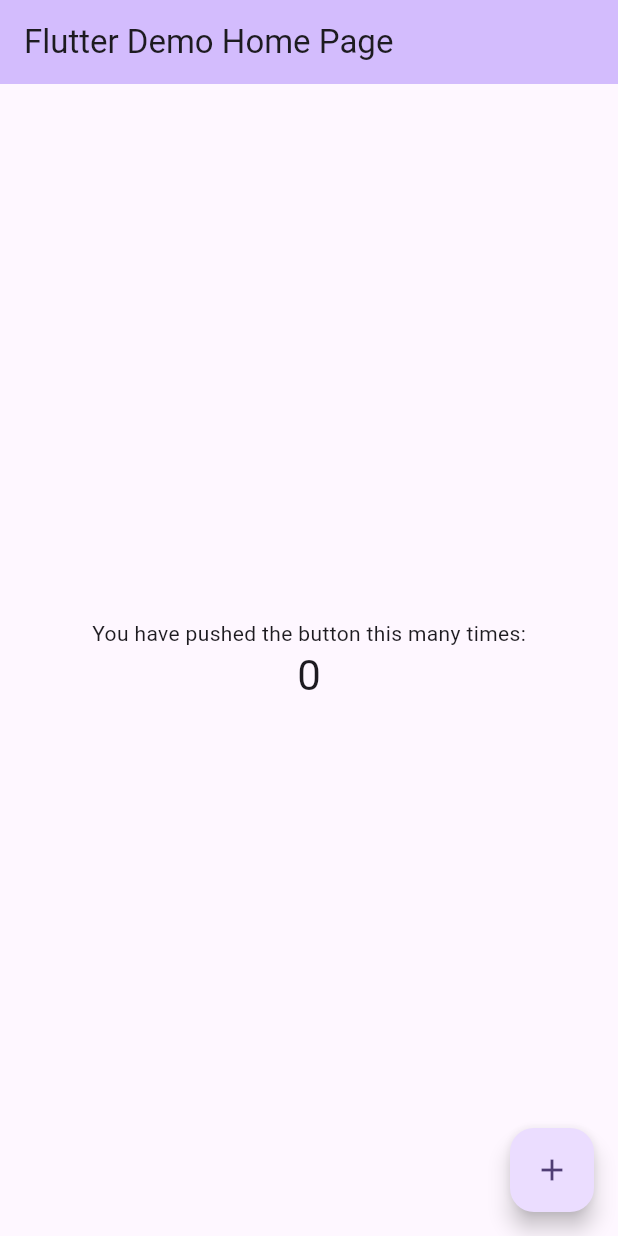
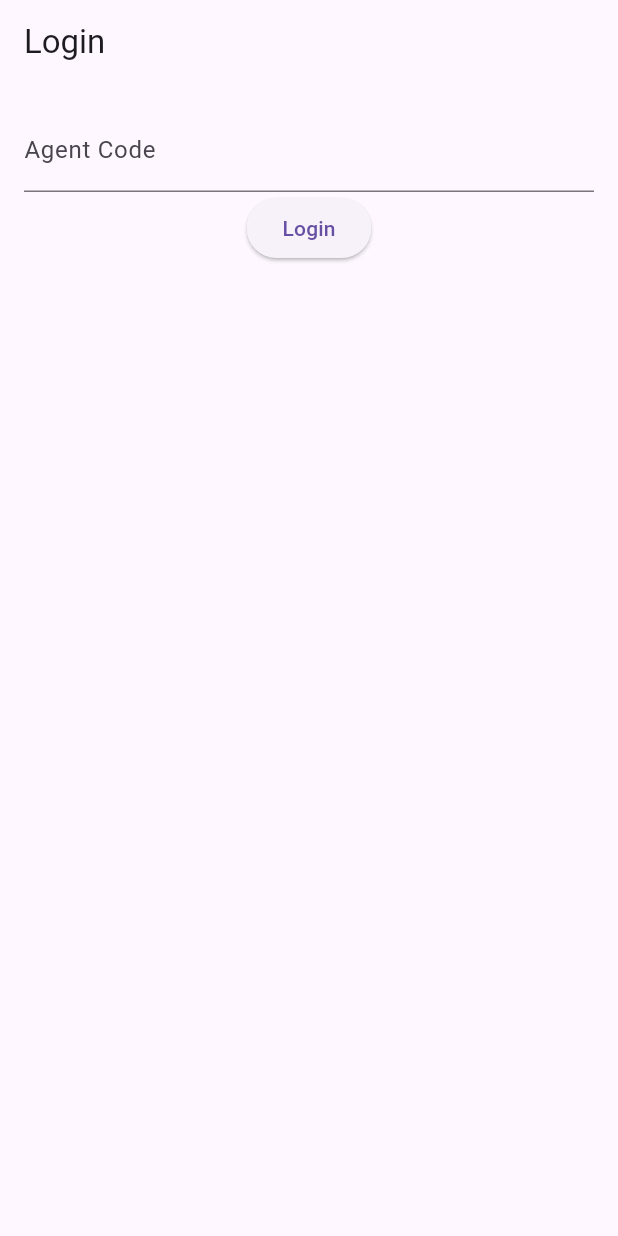
Before and after one commit to AndreiP256/SalesMan-App, a Flutter app: the screen it shows after launch, on a phone screen of 412 x 824 dp. Run offline on Flutter 3.47's test engine with Material 3 defaults, Android fonts, the phone set to English and light mode, and no system bars.

Commit message:
Got Started On Mobile App

```diff
--- /dev/null
+++ b/mobile/lib/controllers/agent_controller.dart
@@ -0,0 +1,9 @@
+// lib/controllers/agent_controller.dart
+
+class AgentController {
+  bool isValidAgentCode(String code) {
+    // For now, let's just check if the code is not empty.
+    // In a real app, you would likely check this code against a database or an API.
+    return code.isNotEmpty;
+  }
+}
--- a/mobile/lib/main.dart
+++ b/mobile/lib/main.dart
@@ -1,125 +1,21 @@
+// lib/main.dart
+
 import 'package:flutter/material.dart';
+import 'views/login_view.dart';
 
 void main() {
-  runApp(const MyApp());
+  runApp(ClientVisitApp());
 }
 
-class MyApp extends StatelessWidget {
-  const MyApp({super.key});
-
-  // This widget is the root of your application.
+class ClientVisitApp extends StatelessWidget {
   @override
   Widget build(BuildContext context) {
     return MaterialApp(
-      title: 'Flutter Demo',
+      title: 'Client Visit App',
       theme: ThemeData(
-        // This is the theme of your application.
-        //
-        // TRY THIS: Try running your application with "flutter run". You'll see
-        // the application has a purple toolbar. Then, without quitting the app,
-        // try changing the seedColor in the colorScheme below to Colors.green
-        // and then invoke "hot reload" (save your changes or press the "hot
-        // reload" button in a Flutter-supported IDE, or press "r" if you used
-        // the command line to start the app).
-        //
-        // Notice that the counter didn't reset back to zero; the application
-        // state is not lost during the reload. To reset the state, use hot
-        // restart instead.
-        //
-        // This works for code too, not just values: Most code changes can be
-        // tested with just a hot reload.
-        colorScheme: ColorScheme.fromSeed(seedColor: Colors.deepPurple),
-        useMaterial3: true,
+        primarySwatch: Colors.blue,
       ),
-      home: const MyHomePage(title: 'Flutter Demo Home Page'),
+      home: LoginView(),
     );
   }
 }
-
-class MyHomePage extends StatefulWidget {
-  const MyHomePage({super.key, required this.title});
-
-  // This widget is the home page of your application. It is stateful, meaning
-  // that it has a State object (defined below) that contains fields that affect
-  // how it looks.
-
-  // This class is the configuration for the state. It holds the values (in this
-  // case the title) provided by the parent (in this case the App widget) and
-  // used by the build method of the State. Fields in a Widget subclass are
-  // always marked "final".
-
-  final String title;
-
-  @override
-  State<MyHomePage> createState() => _MyHomePageState();
-}
-
-class _MyHomePageState extends State<MyHomePage> {
-  int _counter = 0;
-
-  void _incrementCounter() {
-    setState(() {
-      // This call to setState tells the Flutter framework that something has
-      // changed in this State, which causes it to rerun the build method below
-      // so that the display can reflect the updated values. If we changed
-      // _counter without calling setState(), then the build method would not be
-      // called again, and so nothing would appear to happen.
-      _counter++;
-    });
-  }
-
-  @override
-  Widget build(BuildContext context) {
-    // This method is rerun every time setState is called, for instance as done
-    // by the _incrementCounter method above.
-    //
-    // The Flutter framework has been optimized to make rerunning build methods
-    // fast, so that you can just rebuild anything that needs updating rather
-    // than having to individually change instances of widgets.
-    return Scaffold(
-      appBar: AppBar(
-        // TRY THIS: Try changing the color here to a specific color (to
-        // Colors.amber, perhaps?) and trigger a hot reload to see the AppBar
-        // change color while the other colors stay the same.
-        backgroundColor: Theme.of(context).colorScheme.inversePrimary,
-        // Here we take the value from the MyHomePage object that was created by
-        // the App.build method, and use it to set our appbar title.
-        title: Text(widget.title),
-      ),
-      body: Center(
-        // Center is a layout widget. It takes a single child and positions it
-        // in the middle of the parent.
-        child: Column(
-          // Column is also a layout widget. It takes a list of children and
-          // arranges them vertically. By default, it sizes itself to fit its
-          // children horizontally, and tries to be as tall as its parent.
-          //
-          // Column has various properties to control how it sizes itself and
-          // how it positions its children. Here we use mainAxisAlignment to
-          // center the children vertically; the main axis here is the vertical
-          // axis because Columns are vertical (the cross axis would be
-          // horizontal).
-          //
-          // TRY THIS: Invoke "debug painting" (choose the "Toggle Debug Paint"
-          // action in the IDE, or press "p" in the console), to see the
-          // wireframe for each widget.
-          mainAxisAlignment: MainAxisAlignment.center,
-          children: <Widget>[
-            const Text(
-              'You have pushed the button this many times:',
-            ),
-            Text(
-              '$_counter',
-              style: Theme.of(context).textTheme.headlineMedium,
-            ),
-          ],
-        ),
-      ),
-      floatingActionButton: FloatingActionButton(
-        onPressed: _incrementCounter,
-        tooltip: 'Increment',
-        child: const Icon(Icons.add),
-      ), // This trailing comma makes auto-formatting nicer for build methods.
-    );
-  }
-}
--- /dev/null
+++ b/mobile/lib/views/login_view.dart
@@ -0,0 +1,43 @@
+// lib/views/login_view.dart
+
+import 'package:flutter/material.dart';
+
+class LoginView extends StatelessWidget {
+  final _formKey = GlobalKey<FormState>();
+
+  @override
+  Widget build(BuildContext context) {
+    return Scaffold(
+      appBar: AppBar(
+        title: Text('Login'),
+      ),
+      body: Padding(
+        padding: const EdgeInsets.all(16.0),
+        child: Form(
+          key: _formKey,
+          child: Column(
+            children: <Widget>[
+              TextFormField(
+                decoration: InputDecoration(labelText: 'Agent Code'),
+                validator: (value) {
+                  if (value?.isEmpty ?? true) {
+                    return 'Please enter your Agent Code';
+                  }
+                  return null;
+                },
+              ),
+              ElevatedButton(
+                onPressed: () {
+                  if (_formKey.currentState != null && _formKey.currentState!.validate()) {
+                    // Process data.
+                  }
+                },
+                child: Text('Login'),
+              ),
+            ],
+          ),
+        ),
+      ),
+    );
+  }
+}
```
Also changed, not shown: mobile/lib/controllers/client_controller.dart (added), mobile/lib/controllers/visit_controller.dart (added), mobile/lib/models/agent_model.dart (added), mobile/lib/models/client_model.dart (added), mobile/lib/models/visit_model.dart (added), mobile/lib/services/api_service.dart (added), mobile/lib/services/db_service.dart (added), mobile/lib/views/client_details_view.dart (added), mobile/lib/views/dashboard_view.dart (added), mobile/lib/views/new_client_form_view.dart (added), mobile/lib/views/visit_details_view.dart (added), 1 other file.
